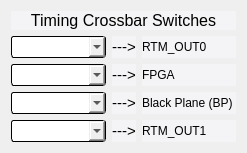
The window that new_look/timing.ui (cristinasewell/ATCA_PyDM_Screens) describes before a commit, drawn with Qt 5.
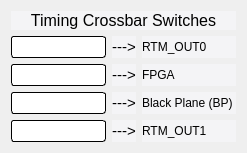
The same window after the commit. Icons and pictures are not drawn. Custom widgets are drawn as their Qt base class.

Commit message: MNT: changed the arrow picture size

```diff
--- a/new_look/timing.ui
+++ b/new_look/timing.ui
@@ -7,7 +7,7 @@
     <x>0</x>
     <y>0</y>
     <width>247</width>
-    <height>134</height>
+    <height>137</height>
    </rect>
   </property>
   <property name="windowTitle">
@@ -217,12 +217,16 @@
     padding: 1px 18px 1px 3px;
     min-width: 6em;
 }
+QComboBox::drop-down 
+{
+    border: 0px; /* This seems to replace the whole arrow of the combo box */
+}
+
+/* Define a new custom arrow icon for the combo box */
 QComboBox::down-arrow {
     image: url(../docs/_static/arrow.png);
-}
-QComboBox::down-arrow:on { /* shift the arrow when popup is open */
-    top: 1px;
-    left: 1px;
+    width: 12px;
+    height: 12px;
 }</string>
        </property>
        <property name="channel" stdset="0">
@@ -279,12 +283,16 @@
     padding: 1px 18px 1px 3px;
     min-width: 6em;
 }
+QComboBox::drop-down 
+{
+    border: 0px; /* This seems to replace the whole arrow of the combo box */
+}
+
+/* Define a new custom arrow icon for the combo box */
 QComboBox::down-arrow {
     image: url(../docs/_static/arrow.png);
-}
-QComboBox::down-arrow:on { /* shift the arrow when popup is open */
-    top: 1px;
-    left: 1px;
+    width: 12px;
+    height: 12px;
 }</string>
        </property>
        <property name="channel" stdset="0">
@@ -322,12 +330,16 @@
     padding: 1px 18px 1px 3px;
     min-width: 6em;
 }
+QComboBox::drop-down 
+{
+    border: 0px; /* This seems to replace the whole arrow of the combo box */
+}
+
+/* Define a new custom arrow icon for the combo box */
 QComboBox::down-arrow {
     image: url(../docs/_static/arrow.png);
-}
-QComboBox::down-arrow:on { /* shift the arrow when popup is open */
-    top: 1px;
-    left: 1px;
+    width: 12px;
+    height: 12px;
 }</string>
        </property>
        <property name="channel" stdset="0">
@@ -403,12 +415,16 @@
     padding: 1px 18px 1px 3px;
     min-width: 6em;
 }
+QComboBox::drop-down 
+{
+    border: 0px; /* This seems to replace the whole arrow of the combo box */
+}
+
+/* Define a new custom arrow icon for the combo box */
 QComboBox::down-arrow {
     image: url(../docs/_static/arrow.png);
-}
-QComboBox::down-arrow:on { /* shift the arrow when popup is open */
-    top: 1px;
-    left: 1px;
+    width: 12px;
+    height: 12px;
 }</string>
        </property>
        <property name="channel" stdset="0">
```
The commit also changes 1 other file.
